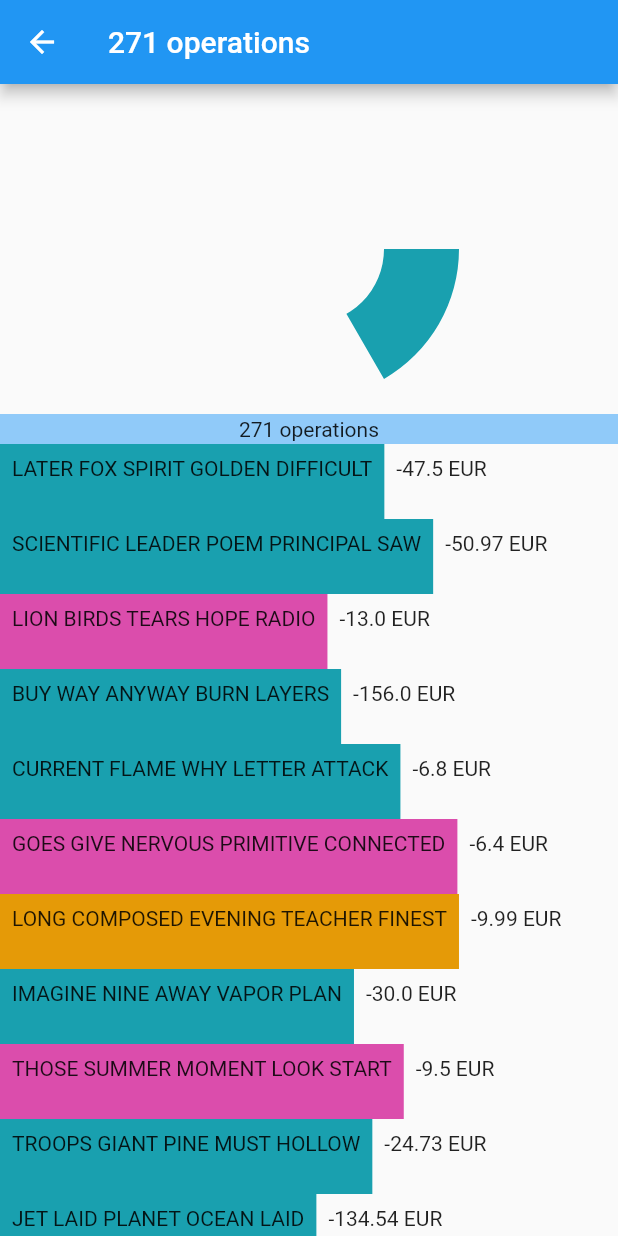
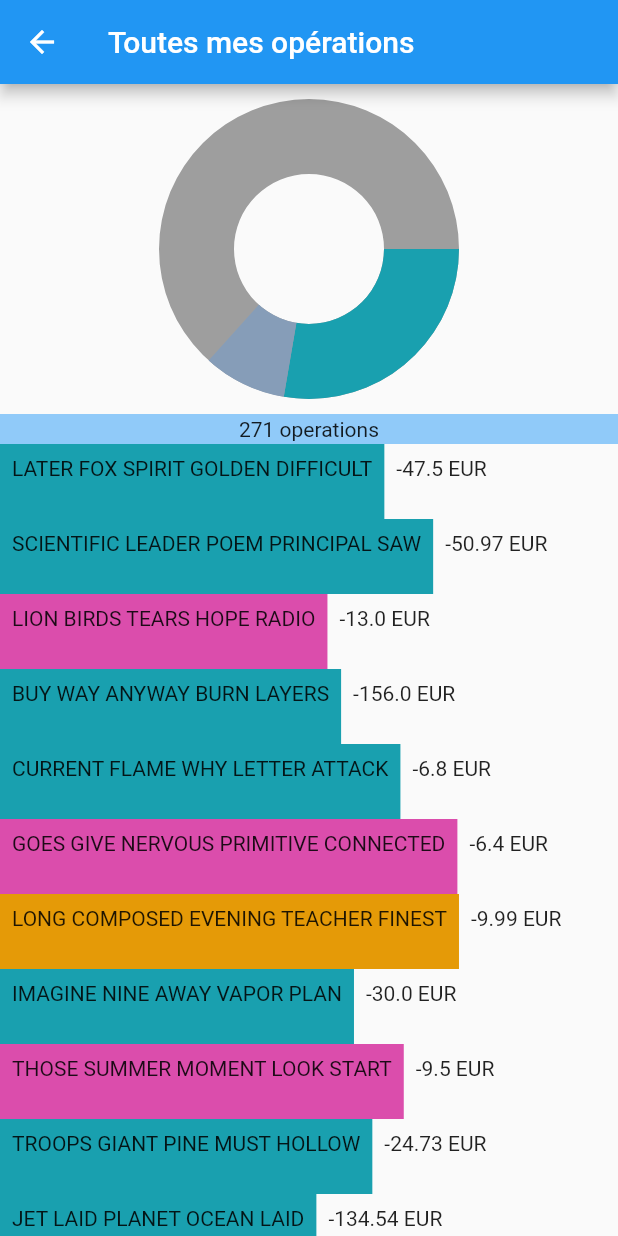
Before and after one commit to evaisse/flutter_demo_pfm_chart, a Flutter app: the screen it shows after launch, after a tap on "Go !", on a phone screen of 412 x 824 dp. Run offline on Flutter 3.47's test engine with Material 2 defaults, Android fonts, the phone set to English and light mode, and no system bars.

Commit message:
fix: set hero animation for donut chart [PFM-0]

```diff
--- a/lib/data.dart
+++ b/lib/data.dart
@@ -92,10 +92,10 @@ Future<List<Category>> getCategories() async {
   return _categories;
 }
 
-Future<OperationList> getOperations({Category? category}) async {
+Future<OperationList> getOperations({int? categoryId}) async {
   await _load();
-  if (category != null) {
-    return OperationList(_operations.where((element) => element.category == category).toList());
+  if (categoryId != null && _categories.where((element) => element.id == categoryId).isNotEmpty) {
+    return OperationList(_operations.where((element) => element.category.id == categoryId).toList());
   }
   return OperationList(_operations);
 }
@@ -122,11 +122,7 @@ class OperationList {
           })
           .map((e) => e.amount)
           .reduce((a, b) => a + b);
-      return SegmentData(
-        label: cat.name,
-        value: amount,
-        color: cat.color,
-      );
+      return SegmentData(label: cat.name, value: amount, color: cat.color, ref: cat);
     }).toList();
   }
 }
--- a/lib/main.dart
+++ b/lib/main.dart
@@ -1,6 +1,5 @@
 import 'package:flutter/material.dart';
 import 'package:flutter_pfmbudget/src/categories_page.dart';
-import 'package:flutter_pfmbudget/src/category_page.dart';
 import 'package:flutter_pfmbudget/src/home_page.dart';
 
 void main() {
@@ -39,8 +38,6 @@ class MyApp extends StatelessWidget {
           settings: routeSettings,
           builder: (BuildContext context) {
             switch (routeSettings.name) {
-              case CategoryPage.routeName:
-                return CategoryPage(args: args);
               case CategoriesPage.routeName:
                 return CategoriesPage(args: args);
               default:
--- a/lib/src/categories_page.dart
+++ b/lib/src/categories_page.dart
@@ -7,9 +7,9 @@ import 'widgets/operation_line_widget.dart';
 class CategoriesPage extends StatefulWidget {
   static const String routeName = '/categories';
 
-  Map<String, dynamic> args;
+  final Map<String, dynamic> args;
 
-  CategoriesPage({Key? key, required this.args}) : super(key: key);
+  const CategoriesPage({Key? key, required this.args}) : super(key: key);
 
   @override
   State<CategoriesPage> createState() => _CategoriesPageState();
@@ -18,11 +18,16 @@ class CategoriesPage extends StatefulWidget {
 class _CategoriesPageState extends State<CategoriesPage> {
   OperationList? list;
   DataProvider? data;
+  Category? category;
 
   @override
   void initState() {
     super.initState();
-    getOperations().then((value) {
+    int? catId;
+    if (widget.args['categoryId'] != null) {
+      catId = int.parse(widget.args['categoryId']);
+    }
+    getOperations(categoryId: catId).then((value) {
       setState(() {
         list = value.debitOperationList;
       });
@@ -31,38 +36,43 @@ class _CategoriesPageState extends State<CategoriesPage> {
 
   @override
   Widget build(BuildContext context) {
-    // This method is rerun every time setState is called, for instance as done
-    // by the _incrementCounter method above.
-    //
-    // The Flutter framework has been optimized to make rerunning build methods
-    // fast, so that you can just rebuild anything that needs updating rather
-    // than having to individually change instances of widgets.
     int? operationCount = list?.operations.length;
-
     return Scaffold(
       appBar: AppBar(
         // Here we take the value from the MyHomePage object that was created by
         // the App.build method, and use it to set our appbar title.
-        title: Text(operationCount != null ? "$operationCount operations" : "Chargement..."),
+        title: Text(operationCount != null ? pageTitle : "Chargement..."),
       ),
-      body: list != null
-          ? buildContent(context, list!)
-          : const Center(
-              child: CircularProgressIndicator(),
+      body: Column(
+        children: [
+          Hero(
+            tag: 'donut-cat',
+            child: Padding(
+              padding: const EdgeInsets.all(10.0),
+              child: DoughnutWidget(
+                size: const Size(200, 200),
+                data: list != null ? DataProvider(list!.getData()) : null,
+                onTapSegment: (segment) {
+                  Navigator.of(context).pushNamed(
+                    CategoriesPage.routeName,
+                    arguments: {"categoryId": "${(segment.ref as Category).id}"},
+                  );
+                },
+              ),
+            ),
+          ),
+          if (list != null) ...buildContent(context, list!),
+        ],
       ),
     );
   }
 
-  Widget buildContent(BuildContext context, OperationList list) {
-    return Column(
-      children: [
-        Padding(
-          padding: EdgeInsets.all(10.0),
-          child: DoughnutWidget(
-            size: const Size(200, 200),
-            data: DataProvider(list.getData()),
-          ),
-        ),
+  String get pageTitle {
+    return category != null ? category!.name : "Toutes mes opérations";
+  }
+
+  List<Widget> buildContent(BuildContext context, OperationList list) {
+    return [
       Container(
         height: 20,
         color: Theme.of(context).backgroundColor,
@@ -79,7 +89,6 @@ class _CategoriesPageState extends State<CategoriesPage> {
           ),
         ),
       ),
-      ],
-    );
+    ];
   }
 }
--- a/lib/src/category_page.dart
+++ /dev/null
@@ -1,27 +0,0 @@
-import 'package:flutter/material.dart';
-
-///
-/// @see fake services : https://github.com/bizz84/slivers_demo_flutter/blob/master/lib/pages/networking/networking_page_content.dart
-///
-class CategoryPage extends StatefulWidget {
-  static const String routeName = '/category';
-
-  Map<String, dynamic> args;
-
-  CategoryPage({Key? key, required this.args}) : super(key: key);
-
-  @override
-  State<CategoryPage> createState() => _CategoryPageState();
-}
-
-class _CategoryPageState extends State<CategoryPage> {
-  @override
-  Widget build(BuildContext context) {
-    return Scaffold(
-      appBar: AppBar(
-        title: Text(this.runtimeType.toString()),
-      ),
-      body: Container(),
-    );
-  }
-}
--- a/lib/src/home_page.dart
+++ b/lib/src/home_page.dart
@@ -3,9 +3,9 @@ import 'package:flutter/material.dart';
 class HomePage extends StatefulWidget {
   static const String routeName = '/';
 
-  Map<String, dynamic> args;
+  final Map<String, dynamic> args;
 
-  HomePage({Key? key, required this.args}) : super(key: key);
+  const HomePage({Key? key, required this.args}) : super(key: key);
 
   @override
   State<HomePage> createState() => _HomePageState();
@@ -18,12 +18,10 @@ class _HomePageState extends State<HomePage> {
       appBar: AppBar(
         title: Text(runtimeType.toString()),
       ),
-      body: Container(
-        child: Center(
-          child: TextButton(
-            onPressed: () => Navigator.of(context).pushNamed('/categories'),
-            child: Text('Go !'),
-          ),
+      body: Center(
+        child: TextButton(
+          onPressed: () => Navigator.of(context).pushNamed('/categories'),
+          child: const Text('Go !'),
         ),
       ),
     );
--- a/lib/src/widgets/doughnut_widget.dart
+++ b/lib/src/widgets/doughnut_widget.dart
@@ -9,11 +9,13 @@ class SegmentData {
   final String label;
   final double value;
   final Color color;
+  final dynamic ref;
 
   SegmentData({
     required this.label,
     required this.value,
     required this.color,
+    this.ref,
   });
 }
 
@@ -34,12 +36,17 @@ class PieceOfDonut {
 }
 
 class DoughnutWidget extends StatefulWidget {
-  final DataProvider data;
+  final DataProvider? data;
   final Size size;
+  late final Color _backgroundColor;
 
   final Function(SegmentData segment)? onTapSegment;
 
-  const DoughnutWidget({Key? key, required this.data, required this.size, this.onTapSegment}) : super(key: key);
+  DoughnutWidget(
+      {Key? key, required this.data, required this.size, this.onTapSegment, Color backgroundColor = Colors.grey})
+      : super(key: key) {
+    _backgroundColor = backgroundColor;
+  }
 
   @override
   State createState() => _DoughnutState();
@@ -49,18 +56,29 @@ class _DoughnutState extends State<DoughnutWidget> with TickerProviderStateMixin
   late final anim = AnimationController(vsync: this, duration: const Duration(seconds: 3));
   final List<CurvedAnimation> intervals = [];
 
-  DataProvider get data => widget.data;
+  DataProvider get data => widget.data ?? DataProvider([]);
+
+  @override
+  void dispose() {
+    anim.dispose();
+    super.dispose();
+  }
 
   @override
   void initState() {
     super.initState();
 
     /// add debug
-    anim.addListener(() => debugPrint("progress: ${anim.value}"));
+    // anim.addListener(() => debugPrint("progress: ${anim.value}"));
 
+    anim.forward();
+  }
+
+  @override
+  Widget build(BuildContext context) {
+    /// will create every interval of the animation process
     final intervalValues = <List<double>>[];
-
-    /// will create every interval of the animation process
+    intervals.clear();
     for (final segment in data.segments) {
       final end = segment.value / data.total;
       final previousInterval = intervalValues.isNotEmpty ? intervalValues.last : [0.0, 0.0];
@@ -72,11 +90,6 @@ class _DoughnutState extends State<DoughnutWidget> with TickerProviderStateMixin
       intervalValues.add([previousInterval.last, previousInterval.last + end]);
     }
 
-    anim.forward();
-  }
-
-  @override
-  Widget build(BuildContext context) {
     List<PieceOfDonut> pieces = [];
     for (var segment in data.segments) {
       final previousStartAngle = pieces.isNotEmpty ? pieces.last.startAngle : 0.0;
@@ -94,7 +107,27 @@ class _DoughnutState extends State<DoughnutWidget> with TickerProviderStateMixin
       );
     }
 
-    return AnimatedBuilder(
+    final bgPlaceholderPie = Center(
+      child: CustomPaint(
+        size: widget.size,
+        painter: DonutSegmentPainter(
+          PieceOfDonut(
+            segment: SegmentData(label: "", color: Colors.grey, value: 1),
+            startAngle: 0,
+            sweepAngle: 360,
+          ),
+          progress: 1,
+          size: widget.size,
+        ),
+      ),
+    );
+
+    // @todo add first full circle to stack
+    return Stack(
+      children: [
+        bgPlaceholderPie,
+        if (data.segments.isNotEmpty)
+          AnimatedBuilder(
             animation: anim,
             builder: (context, _) => Stack(
               children: pieces.map((piece) {
@@ -116,6 +149,8 @@ class _DoughnutState extends State<DoughnutWidget> with TickerProviderStateMixin
                 );
               }).toList(),
             ),
+          )
+      ],
     );
   }
 }
@@ -144,7 +179,7 @@ class DonutSegmentPainter extends CustomPainter {
     required this.progress,
     required this.size,
   }) {
-    debugPrint('DonutSegmentPainter.DonutSegmentPainter... $progress');
+    // debugPrint('DonutSegmentPainter.DonutSegmentPainter... $progress');
   }
 
   @override
```
Lines whose indentation alone changed are shown as unchanged.
